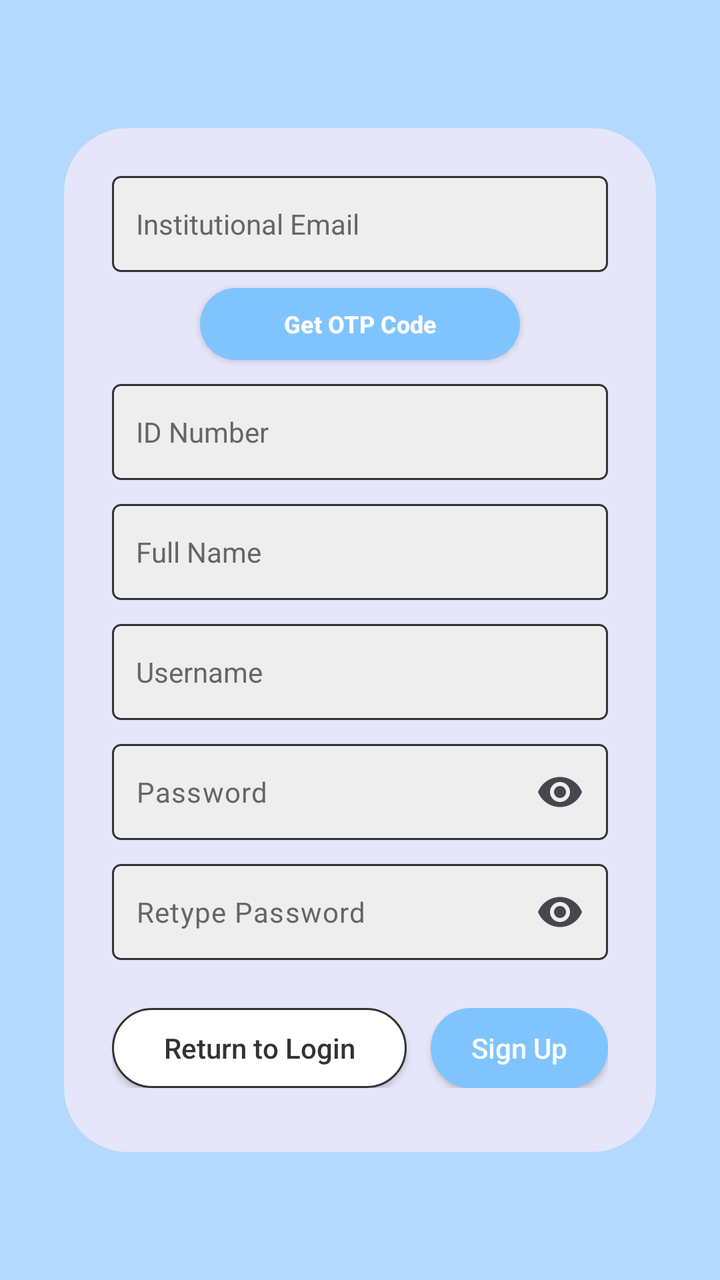
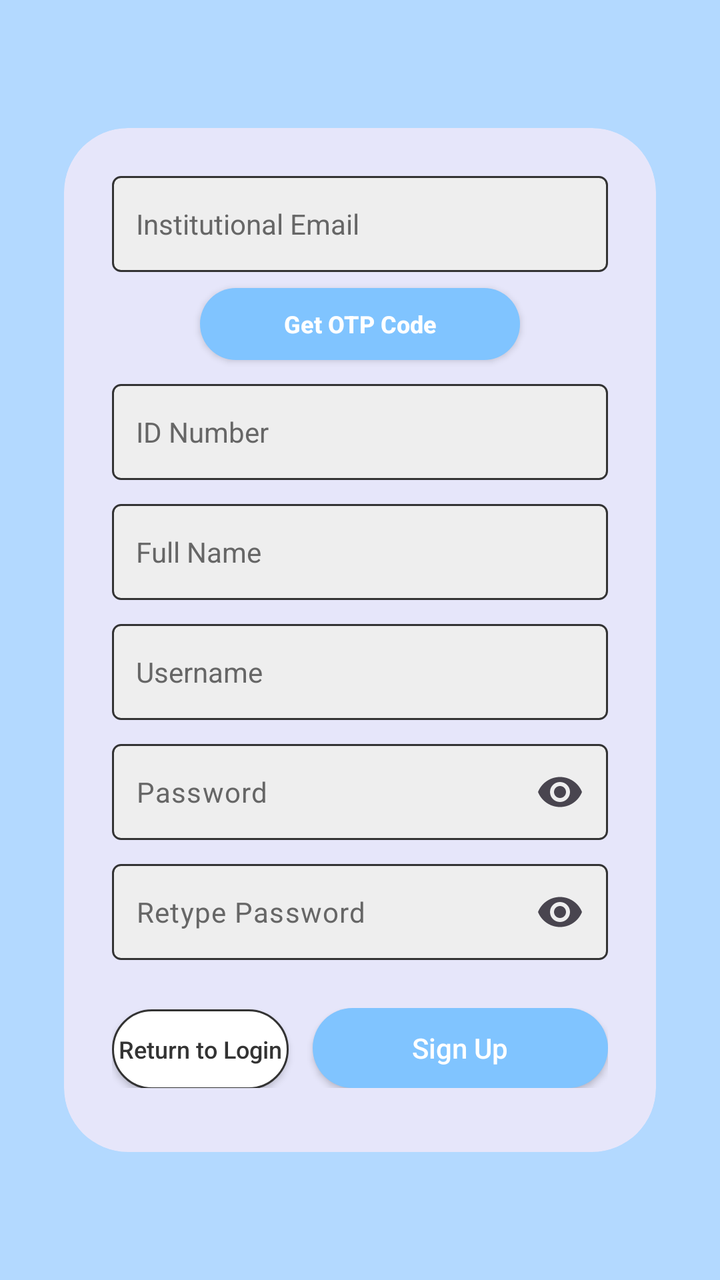

Compare the two renders of this Android layout. The source of the first and the diff that turns it into the second are given below.
<!-- AndroidManifest.xml: application theme Theme.CampusConnect -->
<!-- res/layout/activity_signup.xml -->
<?xml version="1.0" encoding="utf-8"?>
<androidx.constraintlayout.widget.ConstraintLayout xmlns:android="http://schemas.android.com/apk/res/android"
    xmlns:app="http://schemas.android.com/apk/res-auto"
    xmlns:tools="http://schemas.android.com/tools"
    android:layout_width="match_parent"
    android:layout_height="match_parent"
    android:background="#B3D9FF"
    tools:context=".SignUpActivity">

    <androidx.cardview.widget.CardView
        android:layout_width="0dp"
        android:layout_height="wrap_content"
        android:layout_marginStart="32dp"
        android:layout_marginEnd="32dp"
        app:cardBackgroundColor="#E6E6FA"
        app:cardCornerRadius="32dp"
        app:cardElevation="0dp"
        app:layout_constraintBottom_toBottomOf="parent"
        app:layout_constraintEnd_toEndOf="parent"
        app:layout_constraintStart_toStartOf="parent"
        app:layout_constraintTop_toTopOf="parent">

        <LinearLayout
            android:layout_width="match_parent"
            android:layout_height="wrap_content"
            android:orientation="vertical"
            android:padding="24dp">

            <EditText
                android:id="@+id/emailEditText"
                android:layout_width="match_parent"
                android:layout_height="48dp"
                android:background="@drawable/edit_text_bg"
                android:hint="Institutional Email"
                android:inputType="textEmailAddress"
                android:paddingStart="12dp"
                android:paddingEnd="12dp"
                android:textColor="#333333"
                android:textColorHint="#666666"
                android:textSize="14sp" />

            <androidx.appcompat.widget.AppCompatButton
                android:id="@+id/btnGetOtp"
                android:layout_width="160dp"
                android:layout_height="36dp"
                android:layout_gravity="center_horizontal"
                android:layout_marginTop="8dp"
                android:background="@drawable/submit_report_btn_bg"
                android:text="Get OTP Code"
                android:textAllCaps="false"
                android:textColor="#FFFFFF"
                android:textSize="12sp"
                android:textStyle="bold" />

            <EditText
                android:id="@+id/idNumberEditText"
                android:layout_width="match_parent"
                android:layout_height="48dp"
                android:layout_marginTop="12dp"
                android:background="@drawable/edit_text_bg"
                android:hint="ID Number"
                android:inputType="text"
                android:paddingStart="12dp"
                android:paddingEnd="12dp"
                android:textColor="#333333"
                android:textColorHint="#666666"
                android:textSize="14sp" />

            <EditText
                android:id="@+id/fullNameEditText"
                android:layout_width="match_parent"
                android:layout_height="48dp"
                android:layout_marginTop="12dp"
                android:background="@drawable/edit_text_bg"
                android:hint="Full Name"
                android:inputType="textPersonName"
                android:paddingStart="12dp"
                android:paddingEnd="12dp"
                android:textColor="#333333"
                android:textColorHint="#666666"
                android:textSize="14sp" />

            <EditText
                android:id="@+id/usernameEditText"
                android:layout_width="match_parent"
                android:layout_height="48dp"
                android:layout_marginTop="12dp"
                android:background="@drawable/edit_text_bg"
                android:hint="Username"
                android:inputType="text"
                android:paddingStart="12dp"
                android:paddingEnd="12dp"
                android:textColor="#333333"
                android:textColorHint="#666666"
                android:textSize="14sp" />

            <com.google.android.material.textfield.TextInputLayout
                android:layout_width="match_parent"
                android:layout_height="wrap_content"
                android:layout_marginTop="12dp"
                app:endIconMode="password_toggle"
                app:hintEnabled="false">

                <com.google.android.material.textfield.TextInputEditText
                    android:id="@+id/passwordEditText"
                    android:layout_width="match_parent"
                    android:layout_height="wrap_content"
                    android:minHeight="48dp"
                    android:background="@drawable/edit_text_bg"
                    android:gravity="center_vertical"
                    android:hint="Password"
                    android:inputType="textPassword"
                    android:paddingTop="12dp"
                    android:paddingBottom="12dp"
                    android:paddingStart="12dp"
                    android:paddingEnd="12dp"
                    android:textColor="#333333"
                    android:textColorHint="#666666"
                    android:textSize="14sp" />
            </com.google.android.material.textfield.TextInputLayout>

            <com.google.android.material.textfield.TextInputLayout
                android:layout_width="match_parent"
                android:layout_height="wrap_content"
                android:layout_marginTop="12dp"
                app:endIconMode="password_toggle"
                app:hintEnabled="false">

                <com.google.android.material.textfield.TextInputEditText
                    android:id="@+id/retypePasswordEditText"
                    android:layout_width="match_parent"
                    android:layout_height="wrap_content"
                    android:minHeight="48dp"
                    android:background="@drawable/edit_text_bg"
                    android:gravity="center_vertical"
                    android:hint="Retype Password"
                    android:inputType="textPassword"
                    android:paddingTop="12dp"
                    android:paddingBottom="12dp"
                    android:paddingStart="12dp"
                    android:paddingEnd="12dp"
                    android:textColor="#333333"
                    android:textColorHint="#666666"
                    android:textSize="14sp" />
            </com.google.android.material.textfield.TextInputLayout>

            <LinearLayout
                android:layout_width="match_parent"
                android:layout_height="wrap_content"
                android:layout_marginTop="24dp"
                android:layout_marginBottom="8dp"
                android:orientation="horizontal"
                android:weightSum="8">

                <androidx.appcompat.widget.AppCompatButton
                    android:id="@+id/returnToLoginBtn"
                    android:layout_width="0dp"
                    android:layout_height="40dp"
                    android:layout_marginEnd="6dp"
                    android:layout_weight="5"
                    android:background="@drawable/cancel_btn_bg"
                    android:singleLine="true"
                    android:text="Return to Login"
                    android:textAllCaps="false"
                    android:textColor="#333333"
                    android:textSize="14sp"
                    android:paddingStart="2dp"
                    android:paddingEnd="2dp" />

                <androidx.appcompat.widget.AppCompatButton
                    android:id="@+id/signUpButton"
                    android:layout_width="0dp"
                    android:layout_height="40dp"
                    android:layout_marginStart="6dp"
                    android:layout_weight="3"
                    android:background="@drawable/submit_report_btn_bg"
                    android:text="Sign Up"
                    android:textAllCaps="false"
                    android:textColor="#FFFFFF"
                    android:textSize="14sp"
                    android:paddingStart="2dp"
                    android:paddingEnd="2dp" />
            </LinearLayout>

        </LinearLayout>
    </androidx.cardview.widget.CardView>

</androidx.constraintlayout.widget.ConstraintLayout>
<!-- resources referenced by this layout -->
<resources>
  <!-- drawable cancel_btn_bg (drawable) -->
  <?xml version="1.0" encoding="utf-8"?>
  <shape xmlns:android="http://schemas.android.com/apk/res/android">
      <solid android:color="#FFFFFF" />
      <stroke android:width="1dp" android:color="#333333" />
      <corners android:radius="24dp" />
  </shape>
  <!-- drawable edit_text_bg (drawable) -->
  <?xml version="1.0" encoding="utf-8"?>
  <shape xmlns:android="http://schemas.android.com/apk/res/android"
      android:shape="rectangle">
      <solid android:color="#EEEEEE" />
      <stroke android:width="1dp" android:color="#333333" />
      <corners android:radius="4dp" />
  </shape>
  <!-- drawable submit_report_btn_bg (drawable) -->
  <?xml version="1.0" encoding="utf-8"?>
  <shape xmlns:android="http://schemas.android.com/apk/res/android">
      <solid android:color="#80C4FF" />
      <corners android:radius="24dp" />
  </shape>
  <style name="Theme.CampusConnect" parent="Base.Theme.CampusConnect" />
  <style name="Base.Theme.CampusConnect" parent="Theme.Material3.DayNight.NoActionBar">
          
          
      </style>
</resources>

<!-- the commit's change to res/layout/activity_signup.xml (unified diff, before → after) -->
@@ -157,13 +157,13 @@
                     android:layout_width="0dp"
                     android:layout_height="40dp"
                     android:layout_marginEnd="6dp"
-                    android:layout_weight="5"
+                    android:layout_weight="3"
                     android:background="@drawable/cancel_btn_bg"
                     android:singleLine="true"
                     android:text="Return to Login"
                     android:textAllCaps="false"
                     android:textColor="#333333"
-                    android:textSize="14sp"
+                    android:textSize="12sp"
                     android:paddingStart="2dp"
                     android:paddingEnd="2dp" />
 
@@ -172,7 +172,7 @@
                     android:layout_width="0dp"
                     android:layout_height="40dp"
                     android:layout_marginStart="6dp"
-                    android:layout_weight="3"
+                    android:layout_weight="5"
                     android:background="@drawable/submit_report_btn_bg"
                     android:text="Sign Up"
                     android:textAllCaps="false"
